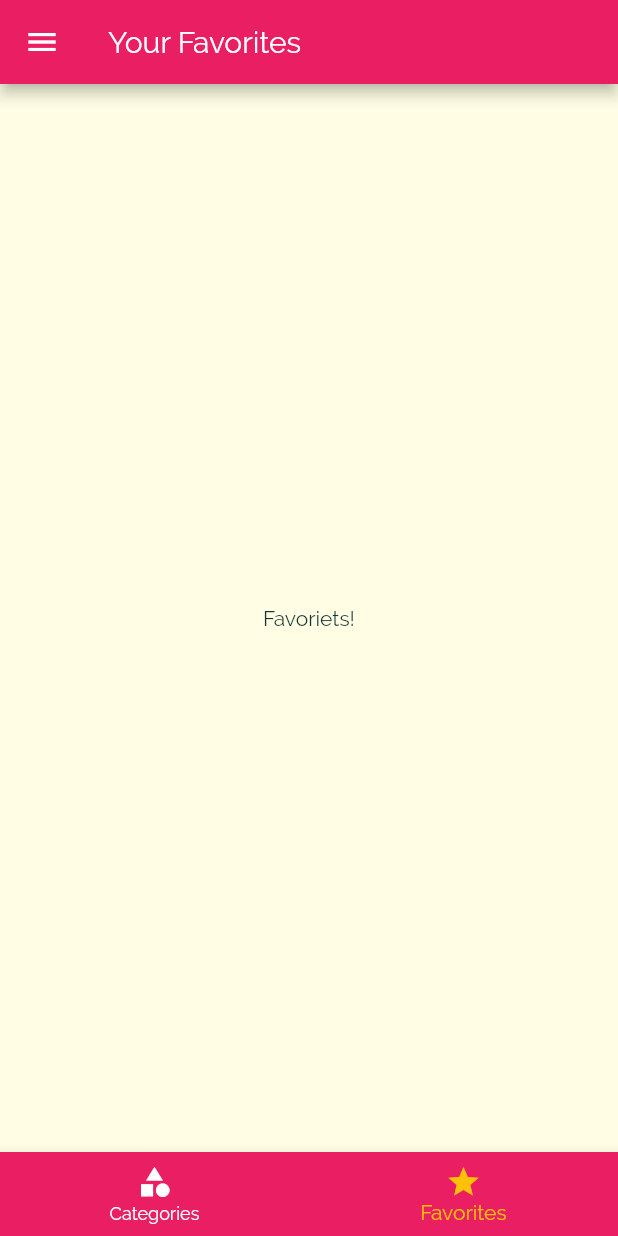
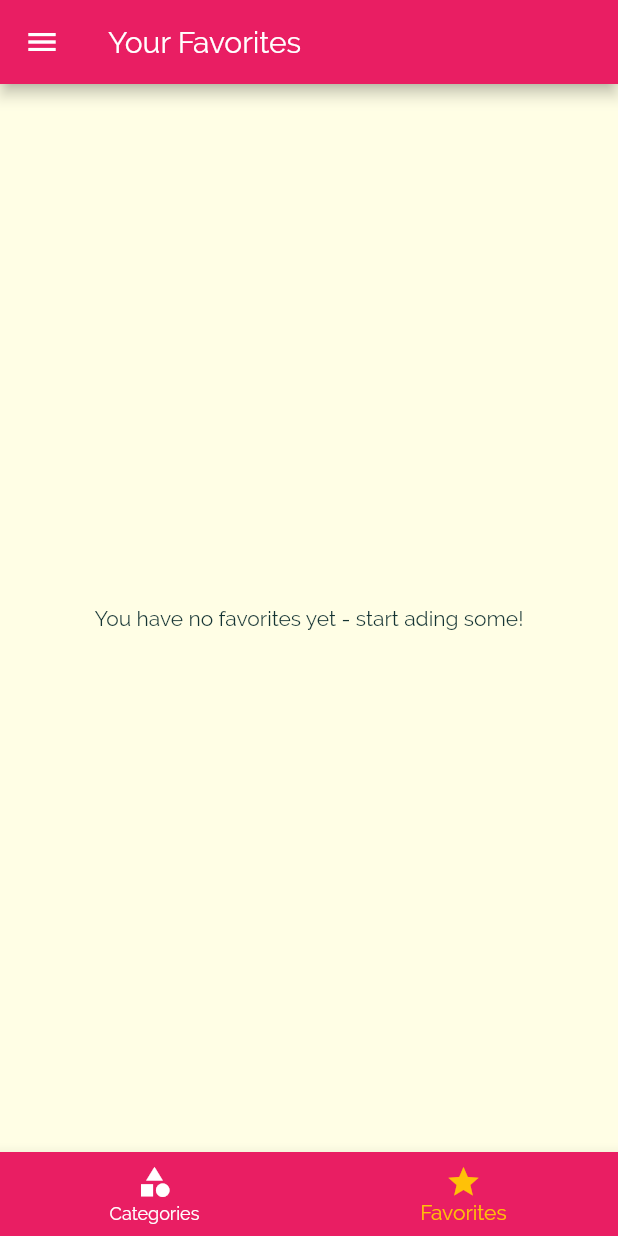
Before and after one commit to ayush987goyal/flutter-meals-app, a Flutter app: the screen it shows after launch, item 2 of the bottom bar chosen, on a phone screen of 412 x 824 dp. Run offline on Flutter 3.47's test engine with Material 2 defaults, Android fonts, the phone set to English and light mode, and no system bars.

Commit message:
Add favorite func

```diff
--- a/lib/main.dart
+++ b/lib/main.dart
@@ -23,6 +23,7 @@ class _MyAppState extends State<MyApp> {
     'vegan': false,
   };
   List<Meal> _availableMeals = DUMMY_MEALS;
+  List<Meal> _favoritedMeals = [];
 
   void _setFilters(Map<String, bool> filterData) {
     setState(() {
@@ -37,6 +38,24 @@ class _MyAppState extends State<MyApp> {
         return true;
       }).toList();
     });
+  }
+
+  void _toggleFavorite(String mealId) {
+    final existingIndex =
+        _favoritedMeals.indexWhere((meal) => meal.id == mealId);
+
+    setState(() {
+      if (existingIndex >= 0) {
+        _favoritedMeals.removeAt(existingIndex);
+      } else {
+        _favoritedMeals
+            .add(DUMMY_MEALS.firstWhere((meal) => meal.id == mealId));
+      }
+    });
+  }
+
+  bool _isMealFavorite(String mealId) {
+    return _favoritedMeals.any((meal) => meal.id == mealId);
   }
 
   @override
@@ -65,10 +84,11 @@ class _MyAppState extends State<MyApp> {
       // home: CategoriesScreen(),
       initialRoute: '/',
       routes: {
-        '/': (ctx) => TabsScreen(),
+        '/': (ctx) => TabsScreen(_favoritedMeals),
         CategoryMealsScreen.routeName: (ctx) =>
             CategoryMealsScreen(_availableMeals),
-        MealDetailScreen.routeName: (ctx) => MealDetailScreen(),
+        MealDetailScreen.routeName: (ctx) =>
+            MealDetailScreen(_toggleFavorite, _isMealFavorite),
         FiltersScreen.routeName: (ctx) => FiltersScreen(_filters, _setFilters),
       },
       onGenerateRoute: (settings) {
--- a/lib/screens/category_meals_screen.dart
+++ b/lib/screens/category_meals_screen.dart
@@ -61,7 +61,6 @@ class _CategoryMealsScreenState extends State<CategoryMealsScreen> {
             duration: meal.duration,
             complexity: meal.complexity,
             affordability: meal.affordability,
-            removeItem: _removeMeal,
           );
         },
       ),
--- a/lib/screens/favorites_screen.dart
+++ b/lib/screens/favorites_screen.dart
@@ -1,10 +1,35 @@
 import 'package:flutter/material.dart';
 
+import '../models/meal.dart';
+import '../widgets/meal_item.dart';
+
 class FavoritesScreen extends StatelessWidget {
+  final List<Meal> favoritedMeals;
+
+  FavoritesScreen(this.favoritedMeals);
+
   @override
   Widget build(BuildContext context) {
-    return Center(
-      child: Text('Favoriets!'),
-    );
+    if (favoritedMeals.isEmpty) {
+      return Center(
+        child: Text('You have no favorites yet - start ading some!'),
+      );
+    } else {
+      return ListView.builder(
+        itemCount: favoritedMeals.length,
+        itemBuilder: (ctx, index) {
+          final meal = favoritedMeals[index];
+
+          return MealItem(
+            id: meal.id,
+            title: meal.title,
+            imageUrl: meal.imageUrl,
+            duration: meal.duration,
+            complexity: meal.complexity,
+            affordability: meal.affordability,
+          );
+        },
+      );
+    }
   }
 }
--- a/lib/screens/tabs_screen.dart
+++ b/lib/screens/tabs_screen.dart
@@ -1,20 +1,37 @@
 import 'package:flutter/material.dart';
 
+import '../models/meal.dart';
 import './categories_screen.dart';
 import './favorites_screen.dart';
 import '../widgets/main_drawer.dart';
 
 class TabsScreen extends StatefulWidget {
+  final List<Meal> favoritedMeals;
+
+  TabsScreen(this.favoritedMeals);
+
   @override
   _TabsScreenState createState() => _TabsScreenState();
 }
 
 class _TabsScreenState extends State<TabsScreen> {
-  final List<Map<String, Object>> _pages = [
-    {'page': CategoriesScreen(), 'title': 'Categories'},
-    {'page': FavoritesScreen(), 'title': 'Your Favorites'},
-  ];
+  List<Map<String, Object>> _pages;
   int _selectedPageIndex = 0;
+
+  @override
+  void initState() {
+    _pages = [
+      {
+        'page': CategoriesScreen(),
+        'title': 'Categories',
+      },
+      {
+        'page': FavoritesScreen(widget.favoritedMeals),
+        'title': 'Your Favorites',
+      },
+    ];
+    super.initState();
+  }
 
   void _selectPage(int index) {
     setState(() {
--- a/lib/widgets/meal_item.dart
+++ b/lib/widgets/meal_item.dart
@@ -11,7 +11,6 @@ class MealItem extends StatelessWidget {
   final int duration;
   final Complexity complexity;
   final Affordability affordability;
-  final Function removeItem;
 
   MealItem({
     @required this.id,
@@ -20,7 +19,6 @@ class MealItem extends StatelessWidget {
     @required this.duration,
     @required this.complexity,
     @required this.affordability,
-    @required this.removeItem,
   });
 
   String get complexityText {
@@ -57,7 +55,7 @@ class MealItem extends StatelessWidget {
     )
         .then((result) {
       if (result != null) {
-        removeItem(result);
+        // removeItem(result);
       }
     });
   }
```
Also changed, not shown: lib/screens/meal_detail_screen.dart (+7 -4 lines).
